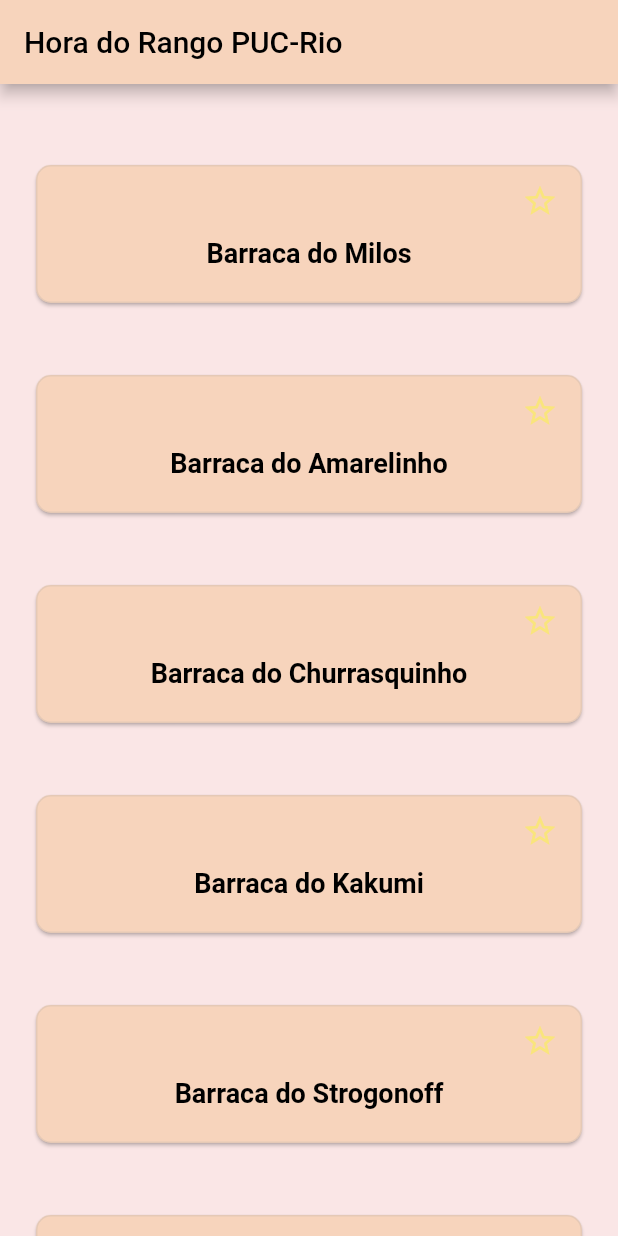
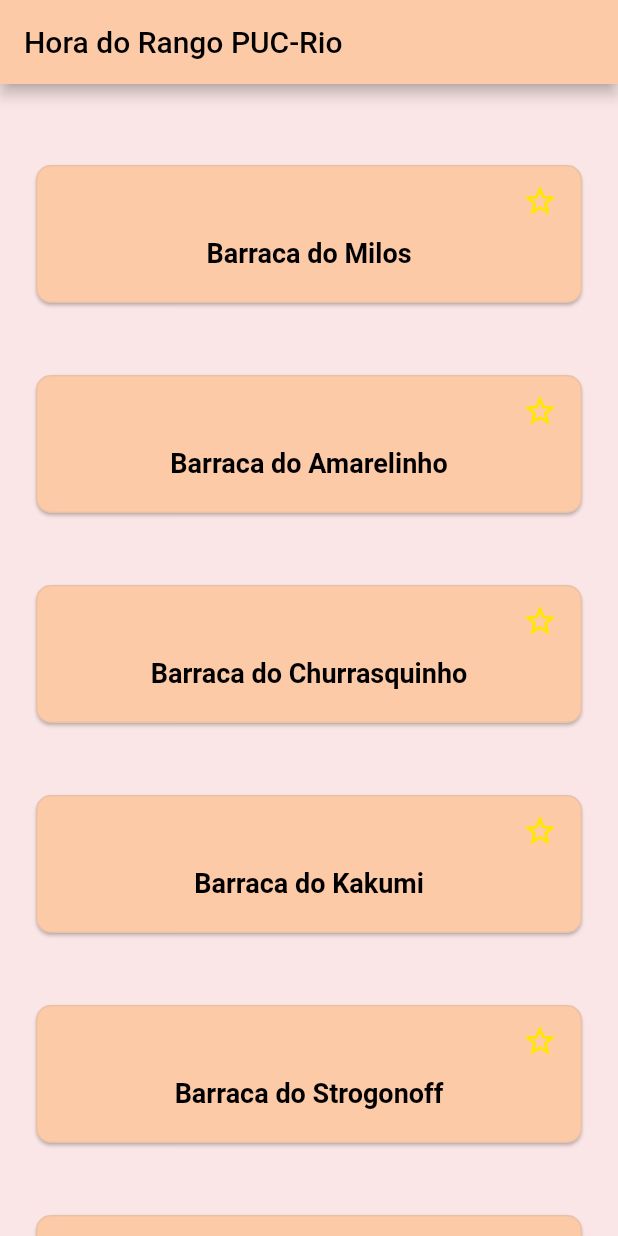
Before and after one commit to lfsca/app-flutter-LuizFellipe-BrunoCoutinho, a Flutter app: the screen it shows after launch, on a phone screen of 412 x 824 dp. Run offline on Flutter 3.47's test engine with Material 2 defaults, Android fonts, the light colour scheme and no system bars; Roboto replaces fonts that are missing (Poppins).

Commit message:
cor mais escura na home

```diff
--- a/flutter_project/lib/detailpage.dart
+++ b/flutter_project/lib/detailpage.dart
@@ -12,6 +12,7 @@
     final barraca = ModalRoute.of(context)!.settings.arguments as Barraca;
     Widget _getContent() {
       return Container(
+          color: Color.fromARGB(218, 250, 227, 227),
           child: Center(
             child: Column(children: [
               Padding(padding: EdgeInsets.only(top: 30.0)),
--- a/flutter_project/lib/homepage.dart
+++ b/flutter_project/lib/homepage.dart
@@ -33,7 +33,7 @@
                             },
                             child: Card(
                                 color: createMaterialColor(
-                                    Color.fromARGB(255, 247, 212, 188)),
+                                    Color.fromARGB(255, 253, 202, 168)),
                                 shape: RoundedRectangleBorder(
                                     borderRadius: BorderRadius.circular(10),
                                     side: BorderSide(
@@ -50,9 +50,11 @@
                                               alignment: Alignment.topRight,
                                               child: const Estrela())),
                                       Center(
+                                          child: Container(
+                                        padding: EdgeInsets.only(bottom: 16.0),
                                         child: Text(barracas[index].nomeBarraca,
                                             style: Style.headerTextStyle),
-                                      )
+                                      ))
                                     ]))),
                           ),
                         );
@@ -97,7 +99,7 @@
         icon: (_isFavorited
             ? const Icon(Icons.star)
             : const Icon(Icons.star_border)),
-        color: Color.fromARGB(186, 250, 235, 100),
+        color: Color.fromARGB(255, 255, 230, 0),
         onPressed: () {},
       ),
     ));
--- a/flutter_project/lib/main.dart
+++ b/flutter_project/lib/main.dart
@@ -26,7 +26,7 @@
             // Notice that the counter didn't reset back to zero; the application
             // is not restarted.
             primarySwatch:
-                createMaterialColor(Color.fromARGB(255, 247, 212, 188)),
+                createMaterialColor(Color.fromARGB(255, 253, 202, 168)),
             textTheme:
                 const TextTheme(headline1: TextStyle(fontFamily: 'Poppins'))),
         home: HomePage(),
--- a/flutter_project/lib/style.dart
+++ b/flutter_project/lib/style.dart
@@ -5,12 +5,8 @@
   static final headerTextStyle = baseTextStyle.copyWith(
       color: Colors.black, fontSize: 18.0, fontWeight: FontWeight.w600);
   static final regularTextStyle = baseTextStyle.copyWith(
-      color: Color.fromARGB(218, 250, 227, 227),
-      fontSize: 9.0,
-      fontWeight: FontWeight.w400);
+      color: Colors.black, fontSize: 9.0, fontWeight: FontWeight.w400);
   static final subHeaderTextStyle = regularTextStyle.copyWith(fontSize: 12.0);
   static final commonTextStyle = baseTextStyle.copyWith(
-      color: const Color(0xffb6b2df),
-      fontSize: 14.0,
-      fontWeight: FontWeight.w400);
+      color: Colors.black, fontSize: 14.0, fontWeight: FontWeight.w400);
 }
```
Lines whose indentation alone changed are shown as unchanged.
